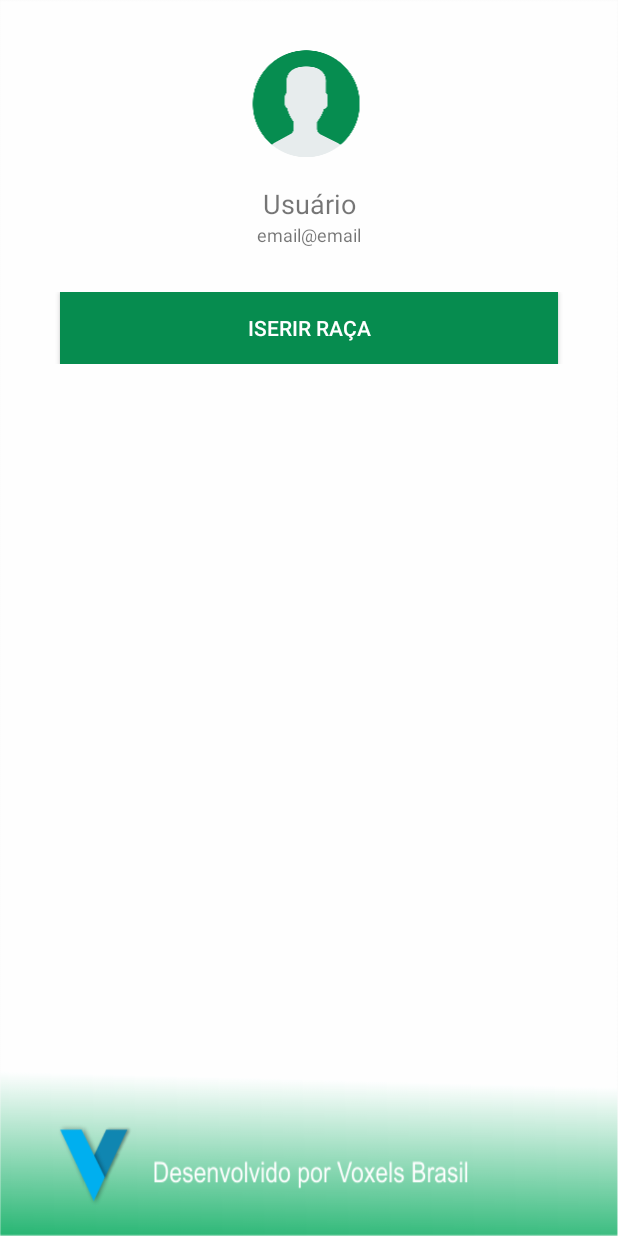
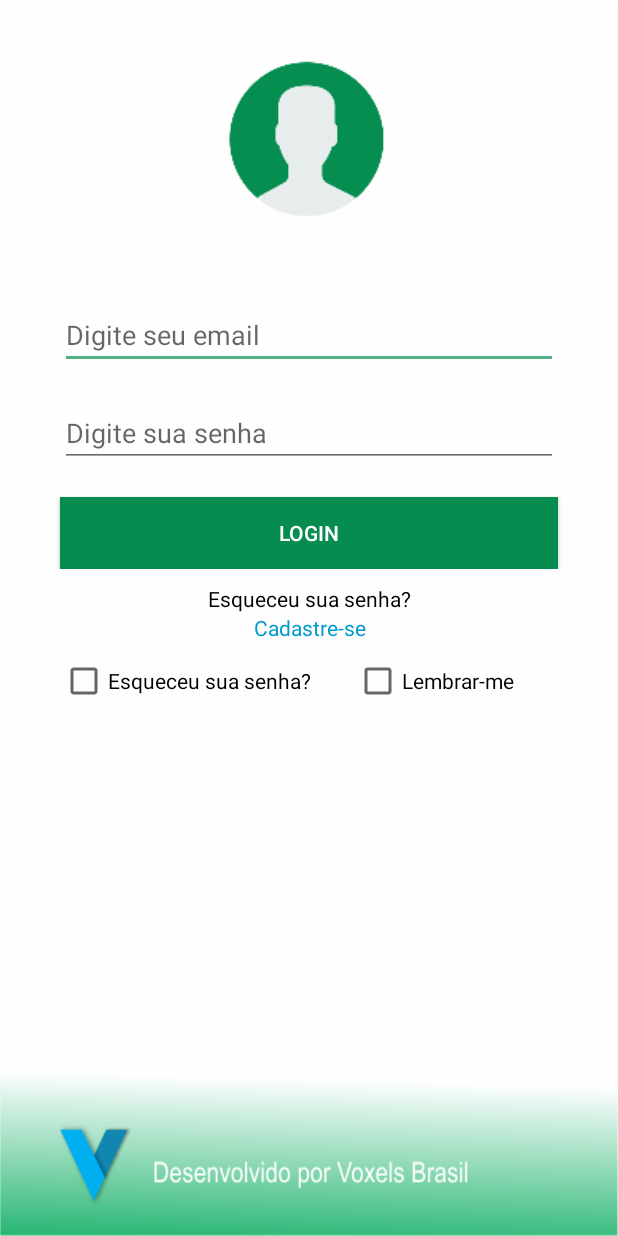
Before and after one commit to CassianoPersil/AppBov, an Android app: the layout activity_main.xml on its own in the app's theme, with its tools: preview values and no code run, on a phone screen of 412 x 824 dp. Run offline under Robolectric (Android 15) with nearby library versions, the phone set to English and light mode, and no system bars.

```diff
--- a/app/src/main/res/layout/activity_main.xml
+++ b/app/src/main/res/layout/activity_main.xml
@@ -29,8 +29,8 @@
 
                 <ImageView
                     android:id="@+id/imageView"
-                    android:layout_width="146dp"
-                    android:layout_height="wrap_content"
+                    android:layout_width="173dp"
+                    android:layout_height="155dp"
                     android:layout_gravity="center"
                     android:layout_marginStart="96dp"
                     android:layout_marginTop="15dp"
@@ -41,22 +41,6 @@
                     app:layout_constraintStart_toStartOf="parent"
                     app:layout_constraintTop_toTopOf="parent"
                     app:srcCompat="@mipmap/ic_loging_icon" />
-
-                <TextView
-                    android:id="@+id/ctUsuario"
-                    android:layout_width="match_parent"
-                    android:layout_height="wrap_content"
-                    android:gravity="center"
-                    android:text="Usuário"
-                    android:textSize="18sp" />
-
-                <TextView
-                    android:id="@+id/ctEmail"
-                    android:layout_width="match_parent"
-                    android:layout_height="wrap_content"
-                    android:gravity="center"
-                    android:text="email@email"
-                    android:textSize="12sp" />
             </LinearLayout>
 
             <LinearLayout
@@ -66,28 +50,106 @@
                 android:gravity="center"
                 android:orientation="horizontal">
 
-                <Button
-                    android:id="@+id/button"
+                <EditText
+                    android:id="@+id/ctEmail"
                     android:layout_width="wrap_content"
                     android:layout_height="wrap_content"
                     android:layout_marginLeft="20dp"
                     android:layout_marginRight="20dp"
                     android:layout_weight="1"
-                    android:background="@color/colorPrimary"
-                    android:text="Iserir Raça"
-                    android:textColor="#FFFFFF" />
+                    android:ems="10"
+                    android:hint="Digite seu email"
+                    android:inputType="textEmailAddress" />
             </LinearLayout>
 
-            <android.support.v7.widget.GridLayout
-                android:id="@+id/glLista"
+            <LinearLayout
                 android:layout_width="match_parent"
-                android:layout_height="295dp">
+                android:layout_height="wrap_content"
+                android:layout_marginTop="20dp"
+                android:gravity="center"
+                android:orientation="horizontal">
 
-                <ListView
-                    android:id="@+id/lvListrar"
+                <EditText
+                    android:id="@+id/ctConfSenha"
+                    android:layout_width="195dp"
+                    android:layout_height="wrap_content"
+                    android:layout_marginLeft="20dp"
+                    android:layout_marginRight="20dp"
+                    android:layout_weight="1"
+                    android:ems="10"
+                    android:hint="Digite sua senha"
+                    android:inputType="textPassword" />
+            </LinearLayout>
+
+            <LinearLayout
+                android:layout_width="match_parent"
+                android:layout_height="wrap_content"
+                android:orientation="vertical">
+
+                <Button
+                    android:id="@+id/btCadastrar"
                     android:layout_width="match_parent"
-                    android:layout_height="match_parent" />
-            </android.support.v7.widget.GridLayout>
+                    android:layout_height="wrap_content"
+                    android:layout_marginLeft="20dp"
+                    android:layout_marginTop="20dp"
+                    android:layout_marginRight="20dp"
+                    android:background="@color/colorPrimary"
+                    android:gravity="center"
+                    android:text="Login"
+                    android:textColor="@android:color/background_light"
+                    android:textSize="14sp" />
+            </LinearLayout>
+
+            <LinearLayout
+                android:layout_width="match_parent"
+                android:layout_height="match_parent"
+                android:layout_marginTop="10dp"
+                android:orientation="vertical">
+
+                <TextView
+                    android:id="@+id/textView3"
+                    android:layout_width="match_parent"
+                    android:layout_height="wrap_content"
+                    android:layout_marginLeft="20dp"
+                    android:layout_marginRight="20dp"
+                    android:gravity="center"
+                    android:text="Esqueceu sua senha?"
+                    android:textColor="@android:color/background_dark" />
+
+                <TextView
+                    android:id="@+id/twcadastro"
+                    android:layout_width="match_parent"
+                    android:layout_height="wrap_content"
+                    android:gravity="center"
+                    android:text="Cadastre-se"
+                    android:textColor="@android:color/holo_blue_dark"
+                    android:textColorLink="@android:color/background_light" />
+            </LinearLayout>
+
+            <LinearLayout
+                android:layout_width="match_parent"
+                android:layout_height="wrap_content"
+                android:layout_marginTop="10dp"
+                android:foregroundGravity="center"
+                android:gravity="center"
+                android:orientation="horizontal">
+
+                <CheckBox
+                    android:id="@+id/checkBox"
+                    android:layout_width="wrap_content"
+                    android:layout_height="wrap_content"
+                    android:layout_marginLeft="20dp"
+                    android:layout_weight="1"
+                    android:text="Esqueceu sua senha?" />
+
+                <CheckBox
+                    android:id="@+id/checkBox2"
+                    android:layout_width="wrap_content"
+                    android:layout_height="wrap_content"
+                    android:layout_marginRight="20dp"
+                    android:layout_weight="1"
+                    android:text="Lembrar-me" />
+            </LinearLayout>
 
         </LinearLayout>
 
```
